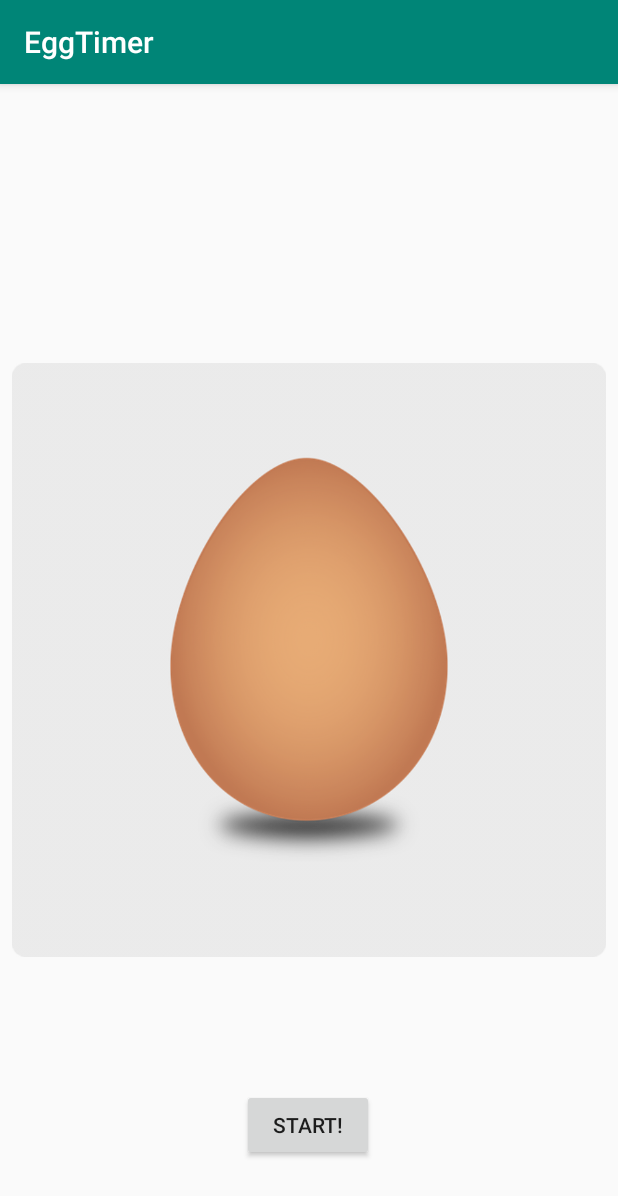
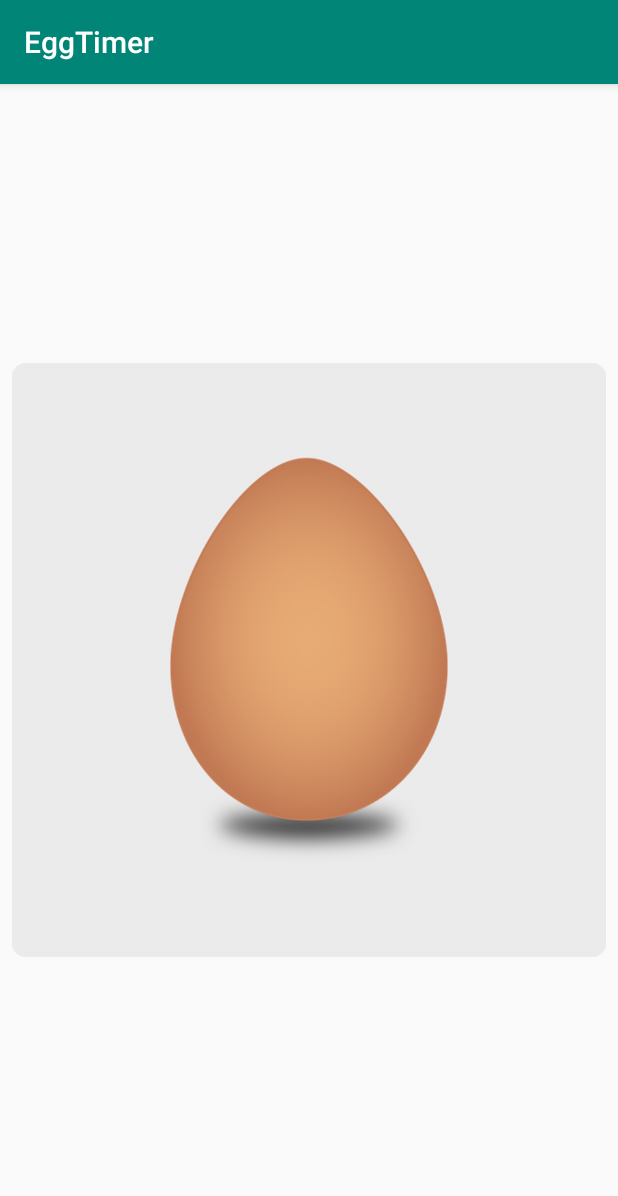
Before and after one commit to IStepien/Egg-Timer, an Android app: the screen it shows after launch (MainActivity), on a phone screen of 412 x 824 dp. Shown: the top 1196 px of the screen. Run offline under Robolectric (Android 15) with nearby library versions, the phone set to English and light mode, and no system bars.

Commit message:
start and stop buttons vivibility modified

```diff
--- a/app/src/main/res/layout/activity_main.xml
+++ b/app/src/main/res/layout/activity_main.xml
@@ -55,7 +55,7 @@
         android:layout_marginRight="8dp"
         android:onClick="startTimer"
         android:text="@string/startButton"
-        android:visibility="visible"
+        android:visibility="invisible"
         app:layout_constraintBottom_toBottomOf="@+id/imageView"
         app:layout_constraintEnd_toEndOf="parent"
         app:layout_constraintHorizontal_bias="0.497"
```
Also changed, not shown: app/src/main/java/com/example/eggtimer/MainActivity.java (+12 -7 lines).
